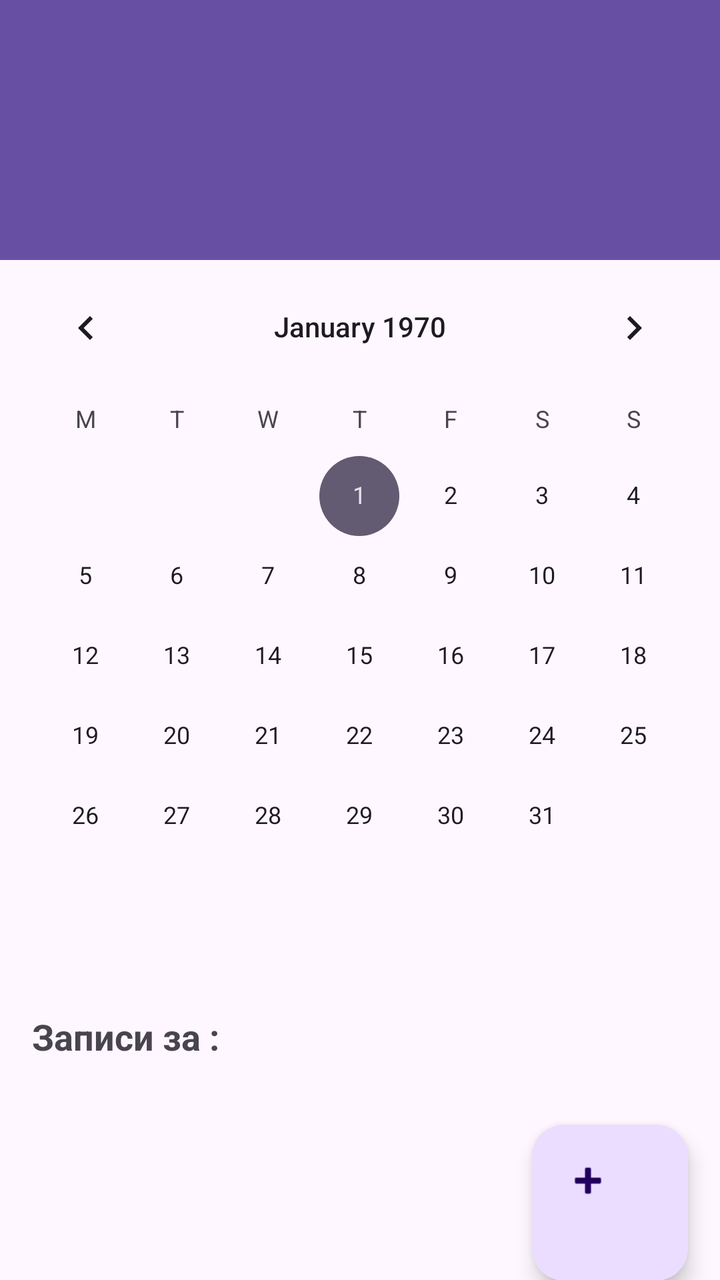
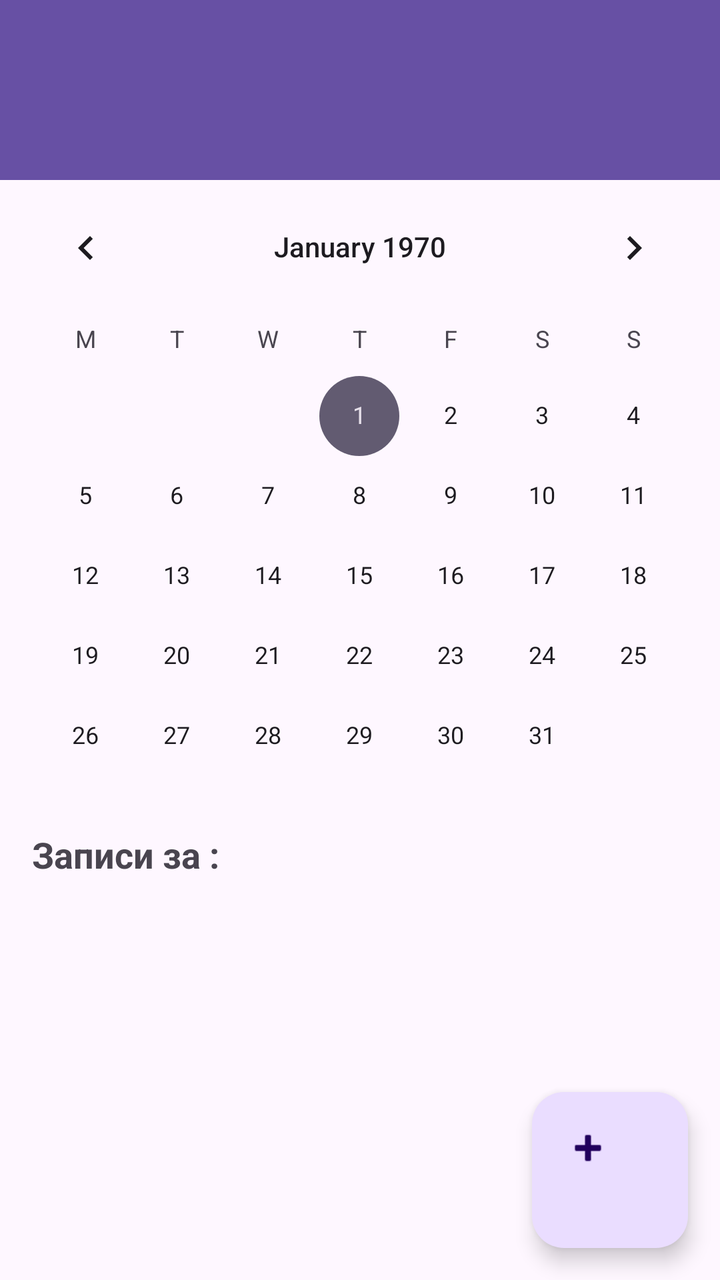

Compare the two renders of this Android layout. The source of the first and the diff that turns it into the second are given below.
<!-- AndroidManifest.xml: application theme Theme.HealthAppFront -->
<!-- res/layout/activity_home.xml -->
<?xml version="1.0" encoding="utf-8"?>
<androidx.drawerlayout.widget.DrawerLayout
    xmlns:android="http://schemas.android.com/apk/res/android"
    xmlns:app="http://schemas.android.com/apk/res-auto"
    android:id="@+id/main"
    android:layout_width="match_parent"
    android:layout_height="match_parent">


    <LinearLayout
        android:layout_width="match_parent"
        android:layout_height="match_parent"
        android:orientation="vertical">


        <include layout="@layout/toolbar" >

        </include>

        <CalendarView
            android:id="@+id/calendar_view"
            android:layout_width="match_parent"
            android:layout_height="360dp"
            android:firstDayOfWeek="2" />

        <TextView
            android:id="@+id/tv_date_header"
            android:layout_width="match_parent"
            android:layout_height="wrap_content"
            android:padding="16dp"
            android:text="@string/records_by_date"
            android:textSize="18sp"
            android:textStyle="bold" />

        <androidx.recyclerview.widget.RecyclerView
            android:id="@+id/rv_health_records"
            android:layout_width="match_parent"
            android:layout_height="0dp"
            android:layout_weight="1"
            android:padding="8dp" />

        <com.google.android.material.floatingactionbutton.FloatingActionButton
            android:id="@+id/fab_add"
            android:layout_width="82dp"
            android:layout_height="78dp"
            android:layout_gravity="bottom|end"
            android:layout_margin="16dp"
            android:contentDescription="@string/createRecord"
            android:src="@android:drawable/ic_input_add"
            app:fabSize="normal" />


    </LinearLayout>

    <com.google.android.material.navigation.NavigationView
        android:id="@+id/nav_view"
        android:layout_width="match_parent"
        android:layout_height="match_parent"
        android:layout_gravity="start"
        app:headerLayout="@layout/nav_header"
        app:menu="@menu/nav_menu" />

</androidx.drawerlayout.widget.DrawerLayout>
<!-- res/layout/toolbar.xml (included above) -->
<?xml version="1.0" encoding="utf-8"?>
<androidx.appcompat.widget.Toolbar
    xmlns:android="http://schemas.android.com/apk/res/android"
    xmlns:app="http://schemas.android.com/apk/res-auto"
    android:id="@+id/toolbar"
    android:layout_width="match_parent"
    android:layout_height="130dp"
    android:minHeight="?attr/actionBarSize"
    android:paddingTop="16dp"
    android:paddingBottom="16dp"
    android:background="?attr/colorPrimary"
    android:theme="@style/ThemeOverlay.AppCompat.Dark.ActionBar"
    app:titleTextColor="@android:color/white"
    android:elevation="4dp"
    />
<!-- res/layout/nav_header.xml (included above) -->
<?xml version="1.0" encoding="utf-8"?>
<LinearLayout xmlns:android="http://schemas.android.com/apk/res/android"
    android:layout_width="match_parent"
    android:layout_height="wrap_content"
    android:orientation="vertical"
    android:padding="16dp"
    android:background="?attr/colorPrimary"
    >

    <ImageView
        android:id="@+id/iv_avatar"
        android:layout_width="80dp"
        android:layout_height="80dp"
        android:src="@drawable/ic_default_avatar"
        android:contentDescription="@string/avatar" />

    <TextView
        android:id="@+id/tv_user_name"
        android:layout_width="wrap_content"
        android:layout_height="wrap_content"
        android:layout_marginTop="8dp"
        android:text="@string/user_name"
        android:textColor="@android:color/white"
        android:textSize="18sp"
        android:textStyle="bold" />

    <TextView
        android:id="@+id/tv_user_email"
        android:layout_width="wrap_content"
        android:layout_height="wrap_content"
        android:text="@string/user_email"
        android:textColor="@android:color/white" />

</LinearLayout>
<!-- resources referenced by this layout -->
<resources>
  <!-- drawable ic_default_avatar: png bitmap (drawable, 3742 bytes) -->
  <string name="avatar">avatar</string>
  <string name="createRecord">Создать запись</string>
  <string name="records_by_date">Записи за :</string>
  <string name="user_email">email@mail.ru</string>
  <string name="user_name">Имя пользователя</string>
  <style name="Theme.HealthAppFront" parent="Base.Theme.HealthAppFront" />
  <style name="Base.Theme.HealthAppFront" parent="Theme.Material3.DayNight.NoActionBar">
          
          
      </style>
</resources>

<!-- the commit's change to res/layout/activity_home.xml (unified diff, before → after) -->
@@ -13,14 +13,14 @@
         android:orientation="vertical">
 
 
-        <include layout="@layout/toolbar" >
+        <include layout="@layout/toolbar">
 
         </include>
 
         <CalendarView
             android:id="@+id/calendar_view"
             android:layout_width="match_parent"
-            android:layout_height="360dp"
+            android:layout_height="309dp"
             android:firstDayOfWeek="2" />
 
         <TextView
@@ -63,20 +63,18 @@
 </androidx.drawerlayout.widget.DrawerLayout>
 <!-- res/layout/toolbar.xml (included above) -->
 <?xml version="1.0" encoding="utf-8"?>
-<androidx.appcompat.widget.Toolbar
-    xmlns:android="http://schemas.android.com/apk/res/android"
+<androidx.appcompat.widget.Toolbar xmlns:android="http://schemas.android.com/apk/res/android"
     xmlns:app="http://schemas.android.com/apk/res-auto"
     android:id="@+id/toolbar"
     android:layout_width="match_parent"
-    android:layout_height="130dp"
+    android:layout_height="90dp"
+    android:background="?attr/colorPrimary"
+    android:elevation="4dp"
     android:minHeight="?attr/actionBarSize"
     android:paddingTop="16dp"
     android:paddingBottom="16dp"
-    android:background="?attr/colorPrimary"
     android:theme="@style/ThemeOverlay.AppCompat.Dark.ActionBar"
-    app:titleTextColor="@android:color/white"
-    android:elevation="4dp"
-    />
+    app:titleTextColor="@android:color/white" />
 <!-- res/layout/nav_header.xml (included above) -->
 <?xml version="1.0" encoding="utf-8"?>
 <LinearLayout xmlns:android="http://schemas.android.com/apk/res/android"
<!-- resource entries referenced after the edit -->
@@ -6,10 +6,6 @@
   <string name="records_by_date">Записи за :</string>
   <string name="user_email">email@mail.ru</string>
   <string name="user_name">Имя пользователя</string>
-  <style name="Theme.HealthAppFront" parent="Base.Theme.HealthAppFront" />
-  <style name="Base.Theme.HealthAppFront" parent="Theme.Material3.DayNight.NoActionBar">
-          
-          
-      </style>
+  <style name="Theme.HealthAppFront" parent="Theme.Material3.DayNight.NoActionBar" />
 </resources>
 
